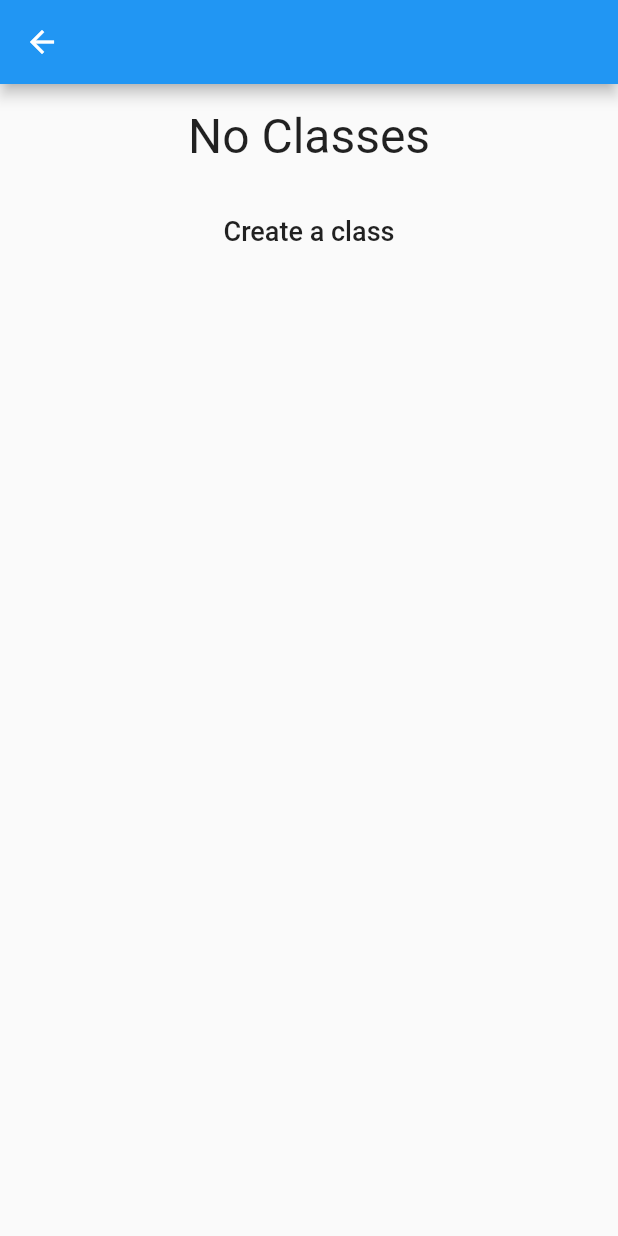
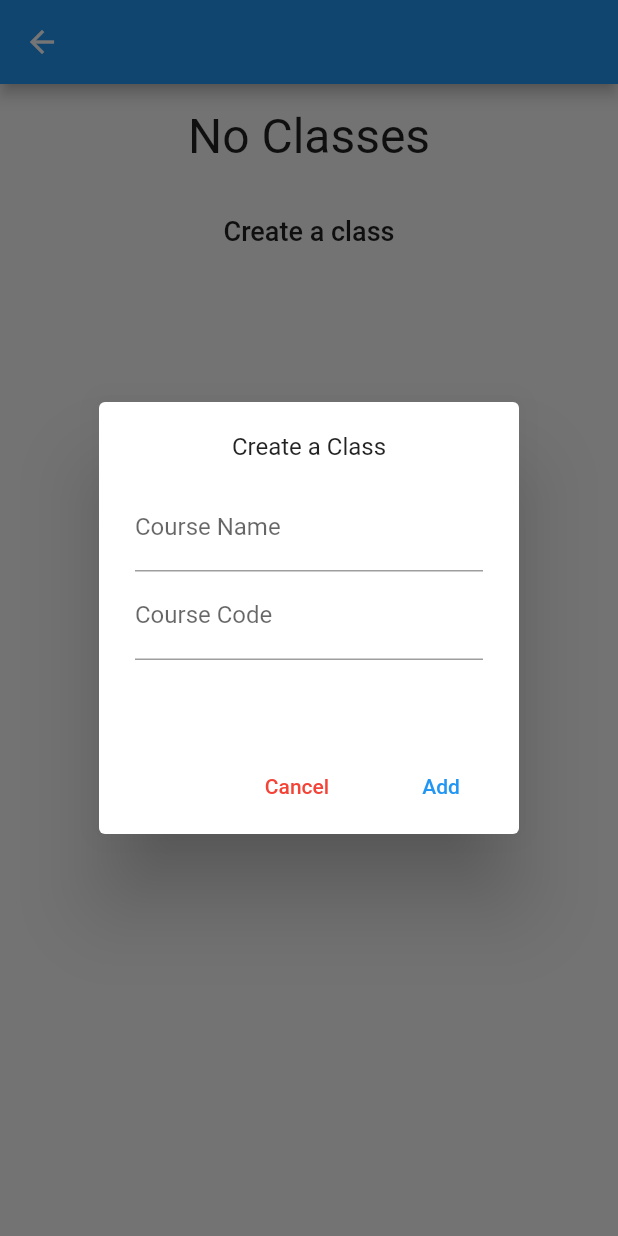
Before and after one commit to WSSSDC/EduPlanApp, a Flutter app: the Profile screen opened directly, after a tap on "Create a class", on a phone screen of 412 x 824 dp. Run offline on Flutter 3.47's test engine with Material 2 defaults, Android fonts, the light colour scheme and no system bars; our stand-ins replace cloud_firestore, firebase_auth, firebase_core, google_sign_in, random_string, table_calendar; accounts and stored records are empty.

Commit message:
teacher profile

```diff
--- a/eduplan/lib/subject.dart
+++ b/eduplan/lib/subject.dart
@@ -10,6 +10,12 @@ class Subject {
   List<String> studentRefs = [];
   List<Student> students = [];
   List<Event> events = [];
+
+  Subject.create(id, title, courseCode){
+    this.id = id;
+    this.title = title;
+    this.courseCode = courseCode;
+  }
 
   Subject.data(DocumentSnapshot data) {
     this.id = data.id;
@@ -44,6 +50,10 @@ class Subject {
   }
 
   Future<void> setSubject() {
-    //return _instance.collection("subjects").doc(id)
+    return _instance.collection("subjects").doc(id).set({
+      'title': title,
+      'courseCode': courseCode,
+      'students': studentRefs
+    });
   }
 }
--- a/eduplan/lib/teacherProfile.dart
+++ b/eduplan/lib/teacherProfile.dart
@@ -1,5 +1,8 @@
+import 'package:random_string/random_string.dart';
 import 'package:flutter/material.dart';
+import 'dart:math' show Random;
 import 'userdata.dart';
+import 'subject.dart';
 
 class TeacherProfile extends StatefulWidget {
   @override
@@ -7,7 +10,58 @@ class TeacherProfile extends StatefulWidget {
 }
 
 class _TeacherProfileState extends State<TeacherProfile> {
-  String _newClassCode = "";
+  Subject newSubject = new Subject.create("", "", "");
+
+  void _createClass(context) {
+    showDialog(
+      context: context,
+      builder: (context) {
+        return AlertDialog(
+          content: SizedBox(
+            height: 180,
+            child: Column(
+              children: [
+                Text("Create a Class"),
+                Container(height: 15),
+                TextField(
+                  decoration: InputDecoration(
+                    labelText: 'Course Name'
+                  ),
+                  onChanged: (v) => newSubject.title = v,
+                ),
+                TextField(
+                  decoration: InputDecoration(
+                    labelText: 'Course Code'
+                  ),
+                  onChanged: (v) => newSubject.courseCode = v,
+                ),
+              ],
+            ),
+          ),
+          actions: [
+            MaterialButton(
+              child: Text("Cancel", style: TextStyle(color: Colors.red)),
+              onPressed: () {
+                Navigator.of(context).pop();
+              },
+            ),
+            MaterialButton(
+              child: Text("Add", style: TextStyle(color: Colors.blue)),
+              onPressed: () {
+                newSubject.id = randomAlpha(5);
+                UserData.subjectRefs.add(newSubject.id);
+                UserData.subjects.add(newSubject);
+                UserData.setData();
+                newSubject.setSubject();
+                Navigator.of(context).pop();
+                setState(() {});
+              },
+            )
+          ],
+        );
+      }
+    );
+  }
 
   @override
   void initState() {
@@ -51,9 +105,7 @@ class _TeacherProfileState extends State<TeacherProfile> {
               child: Text("Create a class", style: TextStyle(
                 fontSize: 18
               ),),
-              onPressed: () {
-
-              },
+              onPressed: () => _createClass(context)
             ),
           )
         ]
--- a/eduplan/pubspec.yaml
+++ b/eduplan/pubspec.yaml
@@ -18,17 +18,18 @@ publish_to: 'none' # Remove this line if you wish to publish to pub.dev
 version: 1.0.0+1
 
 environment:
-  sdk: '>=2.7.0 <3.0.0'
+  sdk: ">=2.7.0 <3.0.0"
 
 dependencies:
   random_string: ^2.1.0
-  google_sign_in: ^4.5.9
+  google_sign_in: ^4.5.1
   table_calendar: ^2.3.3
   firebase_auth: ^0.20.0+1
   cloud_firestore: ^0.16.0
   firebase_core: ^0.7.0
   flutter:
     sdk: flutter
+
 
   # The following adds the Cupertino Icons font to your application.
   # Use with the CupertinoIcons class for iOS style icons.
@@ -43,6 +44,7 @@ dev_dependencies:
 
 # The following section is specific to Flutter.
 flutter:
+
   # The following line ensures that the Material Icons font is
   # included with your application, so that you can use the icons in
   # the material Icons class.
```
Also changed, not shown: eduplan/pubspec.lock.
